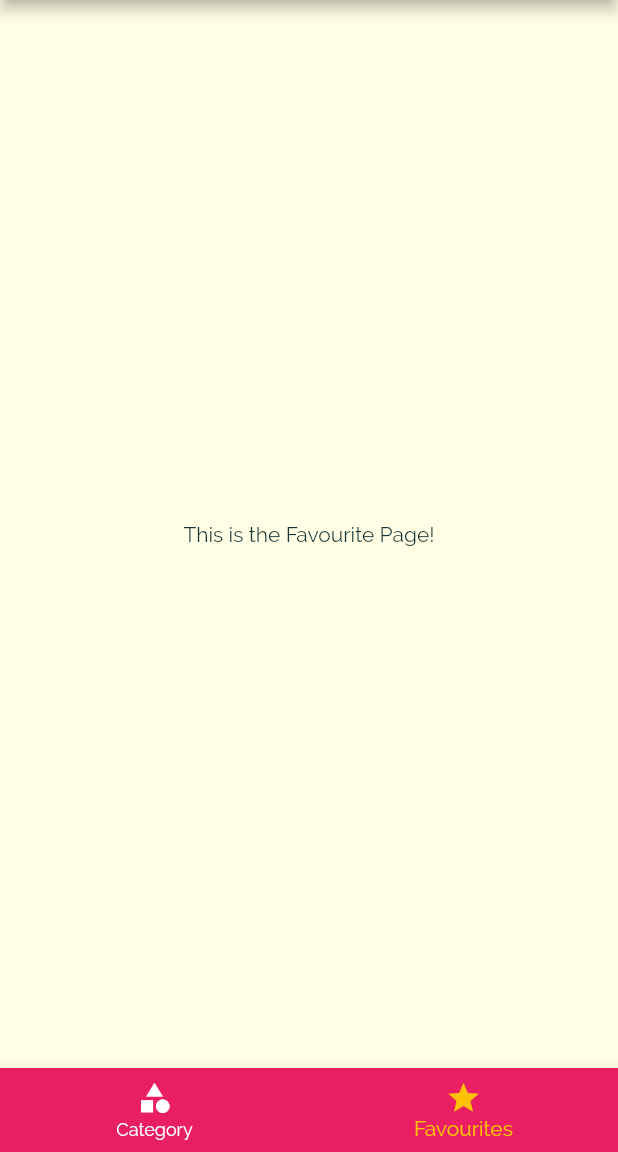
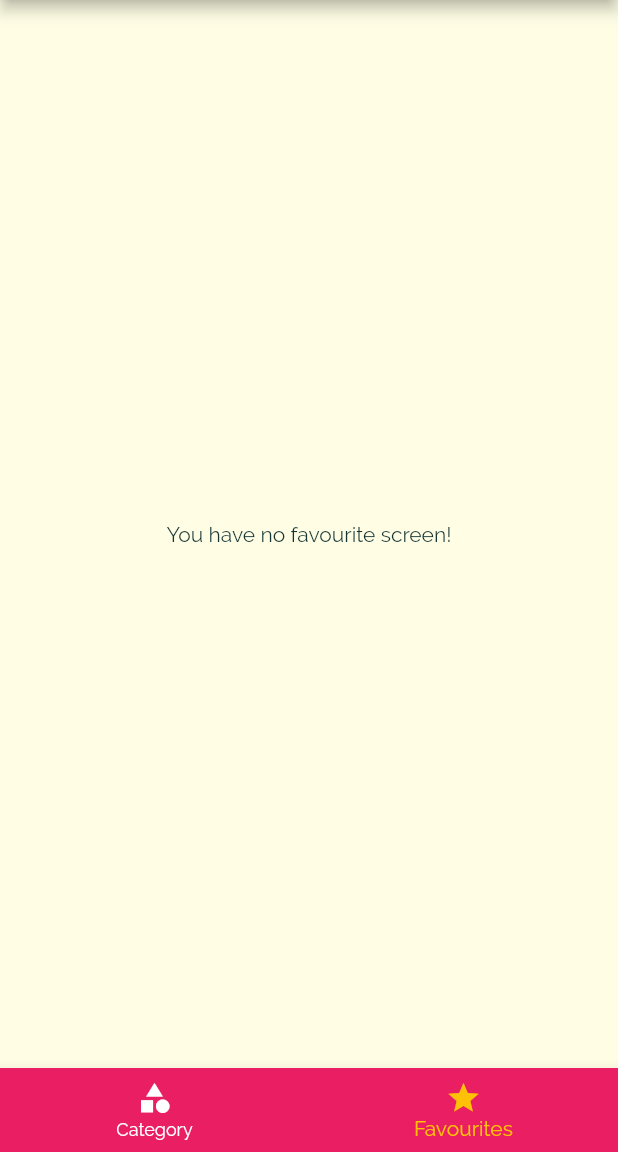
Before and after one commit to abdulhtcone/meals_max, a Flutter app: the screen it shows after launch, item 2 of the bottom bar chosen, on a phone screen of 412 x 824 dp, the part 84-1236 px from its top. Run offline on Flutter 3.47's test engine with Material 2 defaults, Android fonts, the phone set to English and light mode, and no system bars.

Commit message:
app done

```diff
--- a/lib/main.dart
+++ b/lib/main.dart
@@ -26,6 +26,7 @@ class _MyAppState extends State<MyApp> {
   };
 
   List<Meal> _availableMeals = DUMMY_MEALS;
+  List<Meal> _favoriteMeals = [];
 
   void _setFilters(Map<String, bool> filterData) {
     setState(() {
@@ -47,6 +48,22 @@ class _MyAppState extends State<MyApp> {
         return true;
       }).toList();
     });
+  }
+
+  void _toggleFavorite(String mealId) {
+    final existingIndex =
+        _favoriteMeals.indexWhere((meal) => meal.id == mealId);
+    if (existingIndex >= 0) {
+      setState(() {
+        _favoriteMeals.removeAt(existingIndex);
+      });
+    } else {
+      _favoriteMeals.add(DUMMY_MEALS.firstWhere((meal) => meal.id == mealId));
+    }
+  }
+
+  bool _isMealFavorite(String id) {
+    return _favoriteMeals.any((meal) => meal.id == id);
   }
 
   @override
@@ -74,10 +91,11 @@ class _MyAppState extends State<MyApp> {
       ),
       initialRoute: '/', // default you don't need to set it
       routes: {
-        '/': (ctx) => TabsScreen(),
+        '/': (ctx) => TabsScreen(_favoriteMeals),
         CategoryMealsScreen.routeName: (ctx) =>
             CategoryMealsScreen(_availableMeals),
-        MealDetailScreen.routeName: (ctx) => MealDetailScreen(),
+        MealDetailScreen.routeName: (ctx) =>
+            MealDetailScreen(_toggleFavorite, _isMealFavorite),
         FilterScreen.routeName: (ctx) => FilterScreen(_filters, _setFilters),
       },
       // onGenerateRoute: (settings) {
--- a/lib/screens/category_meals_screen.dart
+++ b/lib/screens/category_meals_screen.dart
@@ -64,7 +64,6 @@ class _CategoryMealsScreenState extends State<CategoryMealsScreen> {
             duration: displayedMeals[index].duration,
             complexity: displayedMeals[index].complexity,
             affordability: displayedMeals[index].affordability,
-            removeItem: _removeMeal,
           );
         },
       ),
--- a/lib/screens/favourite_screen.dart
+++ b/lib/screens/favourite_screen.dart
@@ -1,10 +1,30 @@
 import 'package:flutter/material.dart';
+import 'package:max_mealsapp/models/meals.dart';
+import 'package:max_mealsapp/widgets/meal_item.dart';
 
 class FavouriteScreen extends StatelessWidget {
+  final List<Meal> favoriteMeals;
+  FavouriteScreen(this.favoriteMeals);
   @override
   Widget build(BuildContext context) {
-    return Center(
-      child: Text('This is the Favourite Page!'),
-    );
+    if (favoriteMeals.isEmpty) {
+      return Center(
+        child: Text('You have no favourite screen!'),
+      );
+    } else {
+      return ListView.builder(
+        itemCount: favoriteMeals.length,
+        itemBuilder: (BuildContext context, int index) {
+          return MealItem(
+            id: favoriteMeals[index].id,
+            title: favoriteMeals[index].title,
+            imageUrl: favoriteMeals[index].imageUrl,
+            duration: favoriteMeals[index].duration,
+            complexity: favoriteMeals[index].complexity,
+            affordability: favoriteMeals[index].affordability,
+          );
+        },
+      );
+    }
   }
 }
--- a/lib/screens/tabs_screen.dart
+++ b/lib/screens/tabs_screen.dart
@@ -1,20 +1,30 @@
 import 'package:flutter/material.dart';
+import 'package:max_mealsapp/models/meals.dart';
 import 'package:max_mealsapp/screens/categories_screen.dart';
 import 'package:max_mealsapp/screens/favourite_screen.dart';
 import 'package:max_mealsapp/widgets/main_drawer.dart';
 
 class TabsScreen extends StatefulWidget {
+  final List<Meal> favoriteMeals;
+
+  TabsScreen(this.favoriteMeals);
   @override
   _TabsScreenState createState() => _TabsScreenState();
 }
 
 class _TabsScreenState extends State<TabsScreen> {
-  final List<Map<String, Object>> _pages = [
-    {'page': CategoriesScreen(), 'title': 'category'},
-    {'page': FavouriteScreen(), 'title': 'Your Favourite'}
-  ];
+  List<Map<String, Object>> _pages;
 
   int _selectedPageIndex = 0;
+
+  @override
+  void initState() {
+    _pages = [
+      {'page': CategoriesScreen(), 'title': 'category'},
+      {'page': FavouriteScreen(widget.favoriteMeals), 'title': 'Your Favourite'}
+    ];
+    super.initState();
+  }
 
   void _selectedPage(int index) {
     setState(() {
--- a/lib/widgets/meal_item.dart
+++ b/lib/widgets/meal_item.dart
@@ -9,7 +9,6 @@ class MealItem extends StatelessWidget {
   final int duration;
   final Complexity complexity;
   final Affordability affordability;
-  final Function removeItem;
 
   MealItem({
     @required this.id,
@@ -18,7 +17,6 @@ class MealItem extends StatelessWidget {
     @required this.affordability,
     @required this.complexity,
     @required this.duration,
-    @required this.removeItem,
   });
 
   String get complexityText {
@@ -64,7 +62,7 @@ class MealItem extends StatelessWidget {
         .pushNamed(MealDetailScreen.routeName, arguments: id)
         .then((result) {
       if (result != null) {
-        removeItem(result);
+        // removeItem(result);
       }
     });
   }
```
Also changed, not shown: lib/screens/meal_detail_screen.dart (+7 -4 lines).
